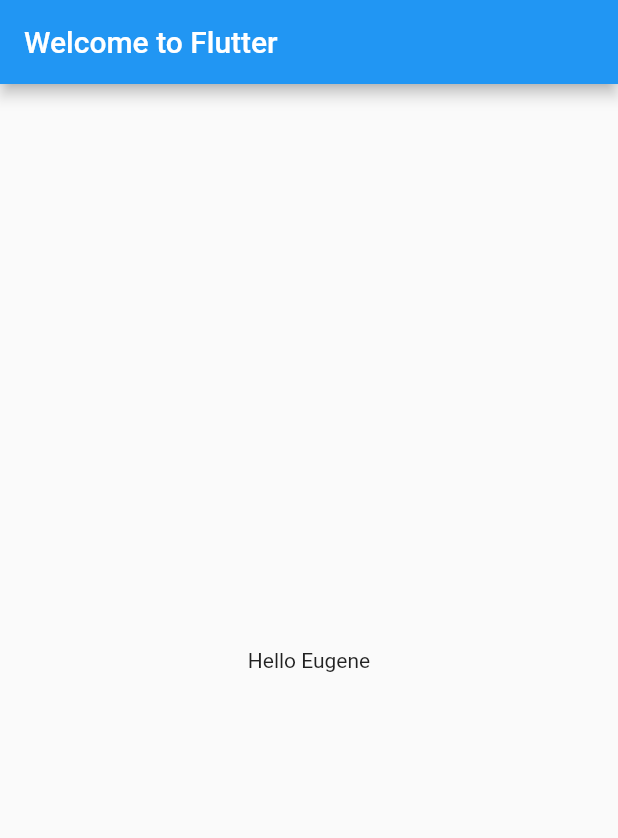
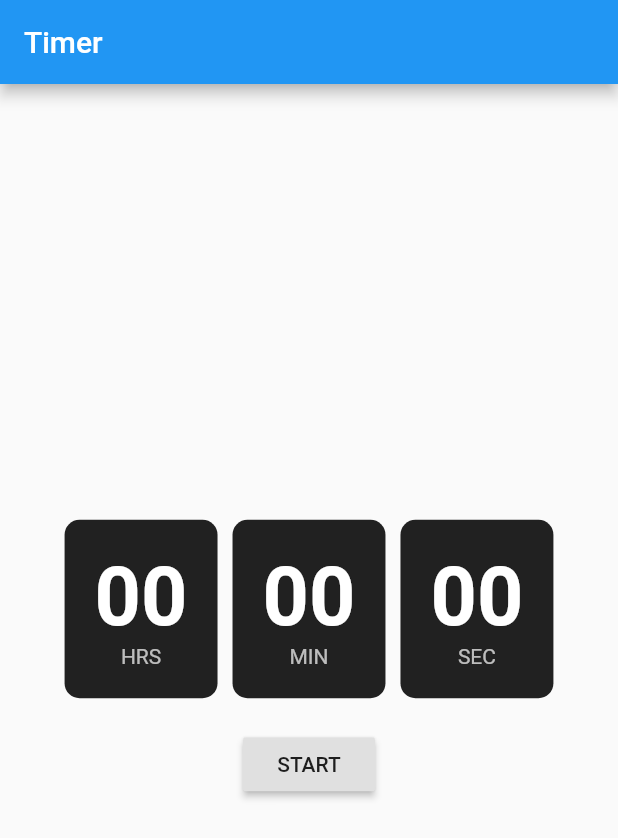
Before and after one commit to cocadev/flutter_university, a Flutter app: the screen it shows after launch, on a phone screen of 412 x 824 dp. Shown: the top 838 px of the screen. Run offline on Flutter 3.47's test engine with Material 2 defaults, Android fonts, the light colour scheme and no system bars.

Commit message:
add Timer

```diff
--- a/lib/main.dart
+++ b/lib/main.dart
@@ -9,12 +9,78 @@
       title: 'Welcome to Flutter',
       home: Scaffold(
         appBar: AppBar(
-          title: Text('Welcome to Flutter'),
+          title: Text('Timer'),
         ),
         body: Center(
-          child: Text('Hello Eugene'),
+          child: Column(
+            mainAxisSize: MainAxisSize.min,
+            children: <Widget>[
+              Row(
+                mainAxisAlignment: MainAxisAlignment.center,
+                children: <Widget>[
+                  CustomTextContainer(label: 'HRS'),
+                  CustomTextContainer(label: 'MIN'),
+                  CustomTextContainer(label: 'SEC'),
+                ],
+              ),
+              Container(
+                margin: EdgeInsets.only(top: 20),
+                child: RaisedButton(
+                  child: Text('START'),
+                  onPressed: () {
+
+                  },
+                ),
+              ),
+            ],
+          ),
         ),
       ),
     );
   }
 }
+
+//class CustomTextContainer extends StatelessWidget {
+//  @override
+//  Widget build(BuildContext context) {
+//    return Text('00');
+//  }
+//}
+
+class CustomTextContainer extends StatelessWidget {
+  CustomTextContainer({this.label, this.value});
+
+  final String label;
+  final String value;
+
+  @override
+  Widget build(BuildContext context) {
+    return Container(
+      margin: EdgeInsets.symmetric(horizontal: 5),
+      padding: EdgeInsets.all(20),
+      decoration: new BoxDecoration(
+        borderRadius: new BorderRadius.circular(10),
+        color: Colors.black87,
+      ),
+      child: Column(
+        mainAxisSize: MainAxisSize.min,
+        children: <Widget>[
+          Text(
+            '00',
+            style: TextStyle(
+              color: Colors.white,
+              fontSize: 54,
+              fontWeight: FontWeight.bold,
+            ),
+          ),
+          Text(
+            '$label',
+            style: TextStyle(
+              color: Colors.white70,
+            ),
+          )
+        ],
+      ),
+    );
+  }
+}
```
